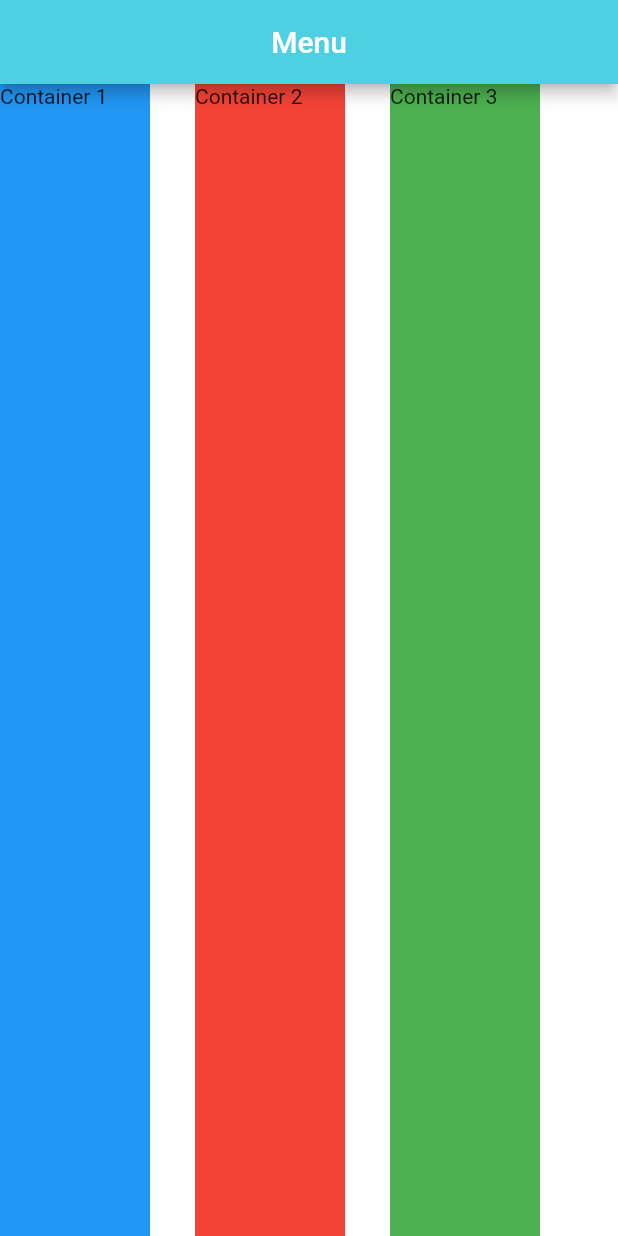
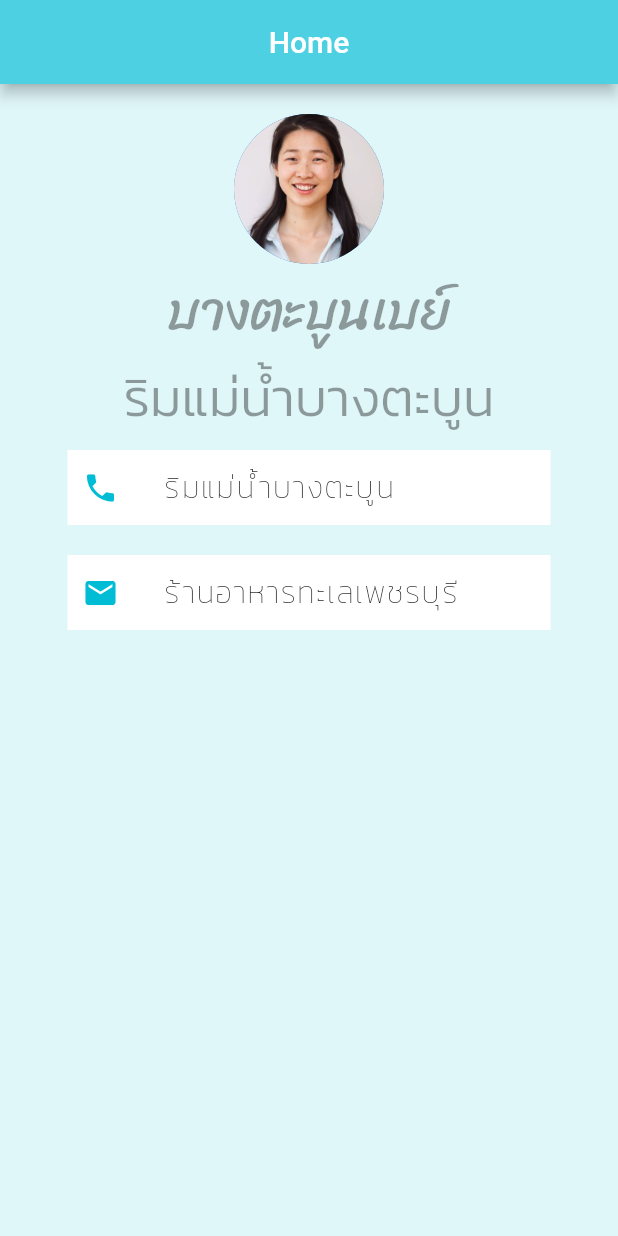
Before and after one commit to likhi1/bbayApp, a Flutter app: the screen it shows after launch, on a phone screen of 412 x 824 dp. Run offline on Flutter 3.47's test engine with Material 2 defaults, Android fonts, the phone set to English and light mode, and no system bars.

Commit message:
Implement Column & Row to Design

```diff
--- a/lib/main.dart
+++ b/lib/main.dart
@@ -9,52 +9,86 @@
   Widget build(BuildContext context) {
     return MaterialApp(
       home: Scaffold(
-        backgroundColor: Colors.white70,
+        backgroundColor: Colors.cyan.shade50,
         appBar: AppBar(
-          title: Center(child: Text('Menu')),
+          title: Center(child: Text('Home')),
           backgroundColor: Colors.cyan[300],
         ),
         body: SafeArea(
-          //** set  SafeArea for iPhone Area Screen
-          //child: Image(image: AssetImage('images/01-thumbnail.jpg')),
-
-          child: Row(
-            // mainAxisSize: MainAxisSize.min, // ** set shrink outline box
-            // mainAxisAlignment:   MainAxisAlignment.spaceBetween, // ** set Position & Space
-            crossAxisAlignment:
-                CrossAxisAlignment.stretch, // ** set Align object
-            //verticalDirection: VerticalDirection.down,
-
+          child: Container(
+            padding: EdgeInsets.all(20.0),
+            child: Column(
               children: <Widget>[
-              Container(
-                height: 100.0,
-                width: 100.0,
-                color: Colors.blue,
-                child: Text('Container 1'),
+                CircleAvatar(
+                  radius: 50.0,
+                  backgroundImage: AssetImage('images/user.jpg'),
                 ),
-              SizedBox(
-                width: 30.0, //**  set create margin
+                Text(
+                  ' บางตะบูนเบย์ ',
+                  style: TextStyle(
+                    fontSize: 35.0,
+                    color: Colors.black38,
+                    fontFamily: 'Sriracha Regular',
+                  ),
+                ),
+                Text(
+                  ' ริมแม่น้ำบางตะบูน ',
+                  style: TextStyle(
+                    fontSize: 35.0,
+                    color: Colors.black38,
+                    fontFamily: 'Kanit Light',
+                  ),
                 ),
                 Container(
-                height: 100.0,
-                width: 100.0,
-                color: Colors.red,
-                child: Text('Container 2'),
+                    padding: EdgeInsets.all(10.0),
+                    color: Colors.white,
+                    margin:
+                        EdgeInsets.symmetric(vertical: 10.0, horizontal: 25.0),
+                    child: Row(
+                      children: <Widget>[
+                        Icon(
+                          Icons.phone,
+                          color: Colors.cyan,
                         ),
                         SizedBox(
                           width: 30.0,
                         ),
+                        Text(
+                          'ริมแม่น้ำบางตะบูน',
+                          style: TextStyle(
+                              color: Colors.black,
+                              fontFamily: 'Kanit Thin',
+                              fontSize: 20.0,
+                              letterSpacing: 1.0),
+                        ),
+                      ],
+                    )),
                 Container(
-                height: 100.0,
-                width: 100.0,
-                //width: double.infinity, //**stretch col & row
-                color: Colors.green,
-                child: Text('Container 3'),
+                    padding: EdgeInsets.all(10.0),
+                    color: Colors.white,
+                    margin:
+                        EdgeInsets.symmetric(vertical: 10.0, horizontal: 25.0),
+                    child: Row(
+                      children: <Widget>[
+                        Icon(
+                          Icons.email,
+                          color: Colors.cyan,
                         ),
                         SizedBox(
                           width: 30.0,
                         ),
+                        Text(
+                          'ร้านอาหารทะเลเพชรบุรี',
+                          style: TextStyle(
+                              color: Colors.black,
+                              fontFamily: 'Kanit Thin',
+                              fontSize: 20.0,
+                              letterSpacing: 1.0),
+                        ),
                       ],
+                    )),
+              ],
+            ),
           ),
         ),
       ),
```
Also changed, not shown: fonts/OFL.txt (added, +93 -0 lines), pubspec.yaml (+19 -44 lines), fonts/Kanit-Light.ttf (added), fonts/Kanit-Regular.ttf (added), fonts/Kanit-Thin.ttf (added), fonts/Sriracha-Regular.ttf (added), images/user.jpg (added). Lines whose indentation alone changed are shown as unchanged.
